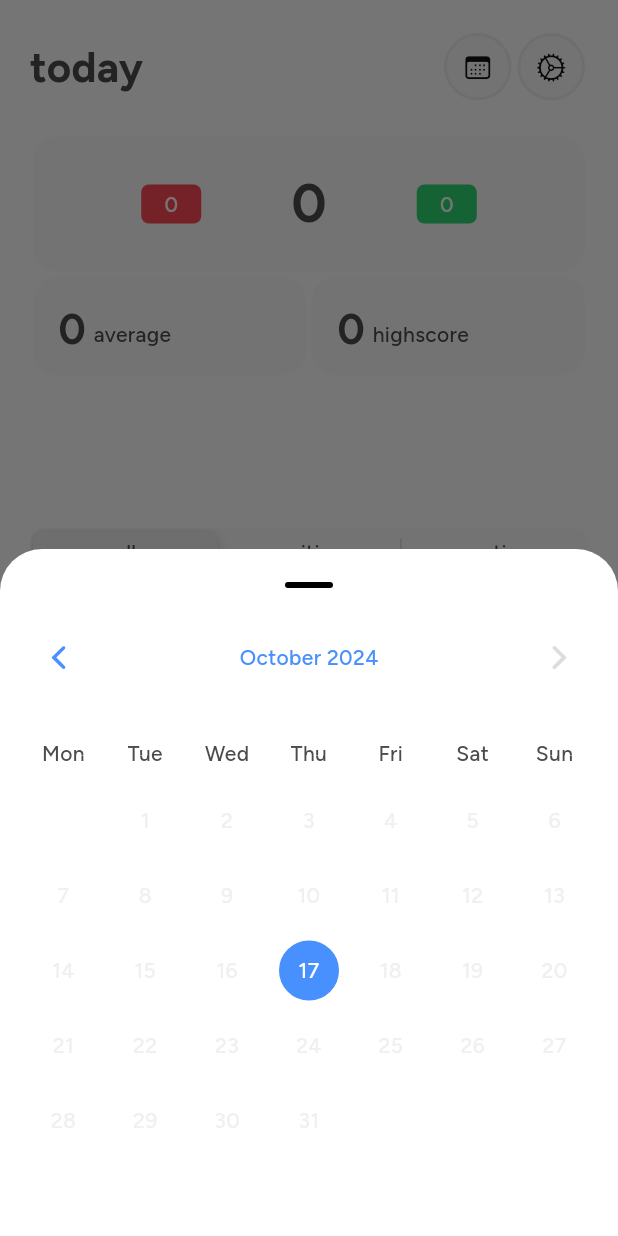
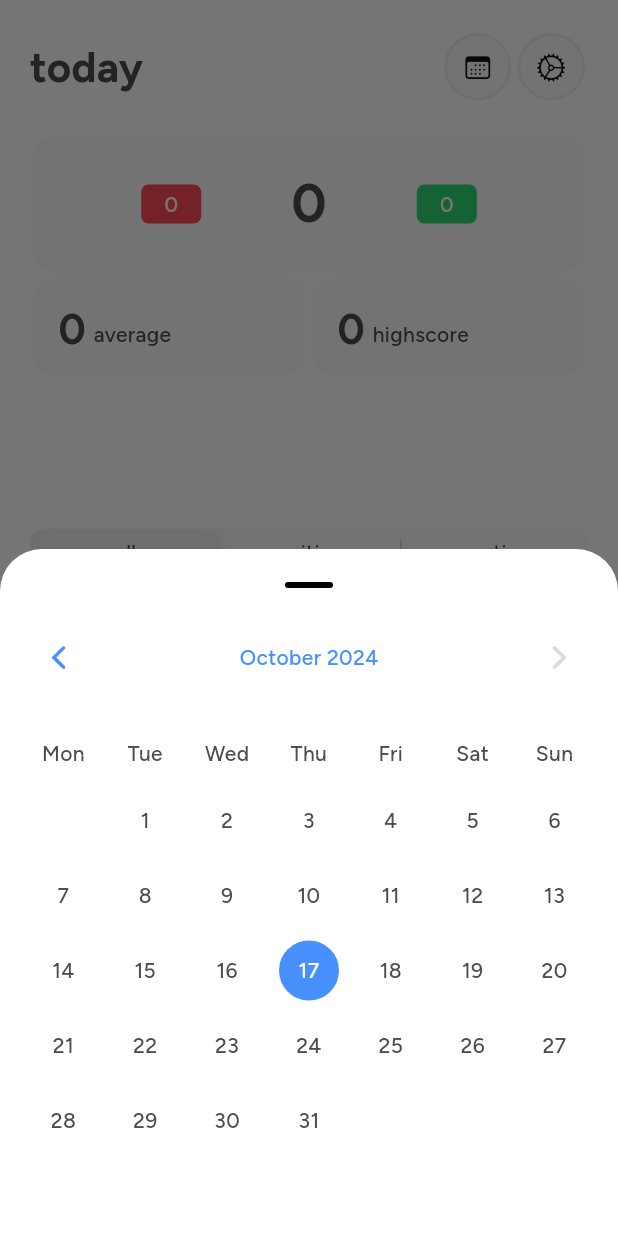
Before and after one commit to Studio-Grosser/gameify, a Flutter app: the MainPage screen opened directly, after a tap on an icon or button, on a phone screen of 412 x 824 dp. Run offline on Flutter 3.47's test engine with Material 3 defaults, Android fonts, the phone set to English and light mode, and no system bars; our stand-ins replace flutter_slidable, font_awesome_flutter, gap, sentry_flutter, shared_preferences, sqflite; missing offline and left inert: restart_app; accounts and stored records are empty.

Commit message:
date-day display refactoring

```diff
--- a/lib/widgets/date_picker/calendar.dart
+++ b/lib/widgets/date_picker/calendar.dart
@@ -21,17 +21,9 @@ class Calendar extends StatefulWidget {
 }
 
 class _CalendarState extends State<Calendar> {
-  static const totalMonths = 12;
-  static const totalWeekdays = 7;
-  static const weekdays = [
-    'Mon',
-    'Tue',
-    'Wed',
-    'Thu',
-    'Fri',
-    'Sat',
-    'Sun',
-  ];
+  static int get totalMonths => months.length;
+  static int get totalWeekdays => weekdays.length;
+  static const weekdays = ['Mon', 'Tue', 'Wed', 'Thu', 'Fri', 'Sat', 'Sun'];
   static const months = [
     'January',
     'February',
@@ -44,7 +36,7 @@ class _CalendarState extends State<Calendar> {
     'September',
     'October',
     'November',
-    'December',
+    'December'
   ];
 
   late DateTime selectedMonthAndYear;
@@ -107,18 +99,15 @@ class _CalendarState extends State<Calendar> {
     int daysInMonth =
         calcDaysInMonth(selectedMonthAndYear.year, selectedMonthAndYear.month);
     for (int i = 0; i < startingDay - 1; i++) {
-      dateDayDisplays.add(const DateDayDisplay(isSelectable: false));
+      dateDayDisplays.add(const DateDayDisplay());
     }
 
     for (int i = 0; i < daysInMonth; i++) {
       final DateTime date = DateTime(
           selectedMonthAndYear.year, selectedMonthAndYear.month, i + 1);
       dateDayDisplays.add(DateDayDisplay(
-        day: date.day,
         date: date,
-        heatFactor: widget.data[date] ?? 0.0,
         isSelected: date == widget.selectedDate,
-        isSelectable: true,
         onSelected: (newDate) => widget.onSelection(newDate),
       ));
     }
@@ -126,7 +115,7 @@ class _CalendarState extends State<Calendar> {
     int remaining = totalWeekdays - (dateDayDisplays.length % totalWeekdays);
     if (remaining != totalWeekdays) {
       for (int i = 0; i < remaining; i++) {
-        dateDayDisplays.add(const DateDayDisplay(isSelectable: false));
+        dateDayDisplays.add(const DateDayDisplay());
       }
     }
 
--- a/lib/widgets/date_picker/date_day_display.dart
+++ b/lib/widgets/date_picker/date_day_display.dart
@@ -3,19 +3,14 @@ import 'package:gameify/utils/themes.dart';
 import 'package:gameify/utils/utils.dart';
 
 class DateDayDisplay extends StatefulWidget {
-  const DateDayDisplay(
-      {super.key,
-      this.day,
-      required this.isSelectable,
-      this.date,
-      this.isSelected = false,
-      this.onSelected,
-      this.heatFactor});
-  final int? day;
+  const DateDayDisplay({
+    super.key,
+    this.date,
+    this.isSelected = false,
+    this.onSelected,
+  });
   final DateTime? date;
-  final bool isSelectable;
   final bool isSelected;
-  final double? heatFactor;
   final Function(DateTime?)? onSelected;
 
   @override
@@ -23,26 +18,18 @@ class DateDayDisplay extends StatefulWidget {
 }
 
 class _DateDayDisplayState extends State<DateDayDisplay> {
-  Color? get bubbleColor {
-    if (widget.isSelected == true) return Themes.accent;
-    if (widget.date!.isToday) {
-      return Themes.accent.withValues(alpha: widget.heatFactor);
-    }
-    return Themes.success.withValues(alpha: widget.heatFactor);
-  }
+  Color? get bubbleColor => widget.isSelected ? Themes.accent : null;
 
   Color get textColor {
-    if (widget.isSelected == true) return Themes.shade1;
-    if ((widget.heatFactor ?? 0) > 0) {
-      return Themes.shade1;
-    }
-    return Themes.shade3;
+    return widget.isSelected
+        ? Themes.shade1
+        : Theme.of(context).textTheme.bodyMedium!.color!;
   }
 
   @override
   Widget build(BuildContext context) {
     ThemeData theme = Theme.of(context);
-    if (widget.day == null) return const SizedBox();
+    if (widget.date == null) return const SizedBox();
     double size = 40;
     return Padding(
       padding: const EdgeInsets.symmetric(vertical: 5, horizontal: 0),
@@ -50,9 +37,7 @@ class _DateDayDisplayState extends State<DateDayDisplay> {
         color: Colors.transparent,
         child: InkWell(
           borderRadius: BorderRadius.circular(5),
-          onTap: widget.isSelectable
-              ? () => widget.onSelected!(widget.date!)
-              : null,
+          onTap: () => widget.onSelected!(widget.date!),
           child: Ink(
             height: size,
             width: size,
@@ -75,7 +60,7 @@ class _DateDayDisplayState extends State<DateDayDisplay> {
                 Align(
                   alignment: Alignment.center,
                   child: Text(
-                    widget.day.toString(),
+                    widget.date!.day.toString(),
                     style:
                         theme.textTheme.bodyMedium?.copyWith(color: textColor),
                     textAlign: TextAlign.center,
```
